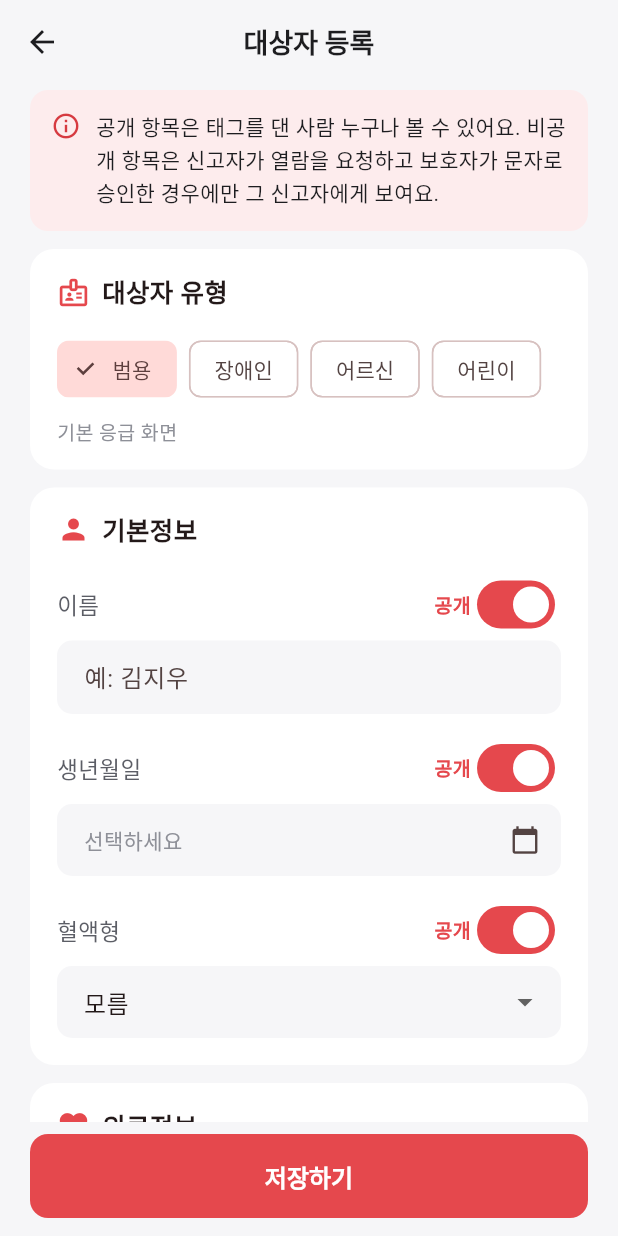
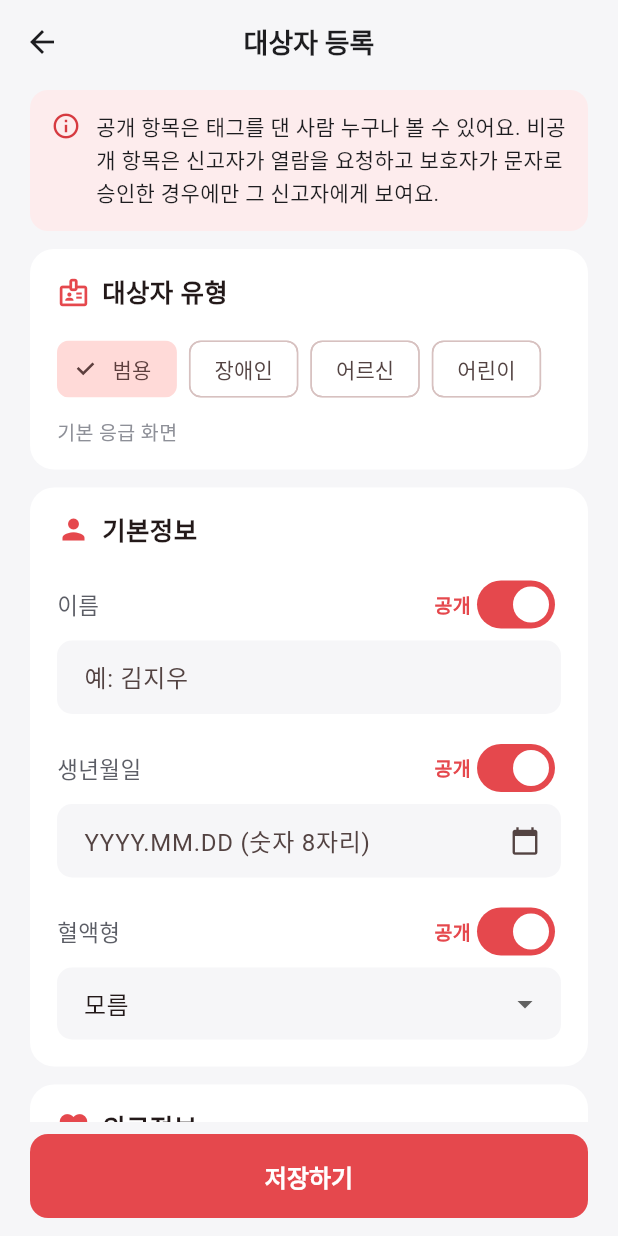
Before and after one commit to Rassel00/Tagme, a Flutter app: the PersonFormPage screen opened directly, on a phone screen of 412 x 824 dp. Run offline on Flutter 3.47's test engine with Material 3 defaults, Android fonts, the phone set to English and light mode, and no system bars; our stand-ins replace firebase_auth, firebase_core, google_sign_in; missing offline and left inert: nfc_manager; accounts and stored records are empty; network calls fail.

Commit message:
feat(app): 생년월일 직접 입력과 달력 아이콘 선택 지원
Co-Authored-By: Claude Opus 5.5 <noreply@anthropic.com>

```diff
--- a/app/lib/pages/person_form_page.dart
+++ b/app/lib/pages/person_form_page.dart
@@ -1,4 +1,5 @@
 import 'package:flutter/material.dart';
+import 'package:flutter/services.dart';
 
 import '../api/api_client.dart';
 import '../api/models.dart';
@@ -42,6 +43,8 @@ class _PersonFormPageState extends State<PersonFormPage> {
     ProfileField.communication: TextEditingController(text: _person.communication),
     ProfileField.careTips: TextEditingController(text: _person.careTips),
   };
+  /// 생년월일 직접 입력 칸 (YYYY.MM.DD). 달력으로 고르면 이 칸에 채운다 (11/18)
+  late final _birthDate = TextEditingController(text: _person.birthDate.replaceAll('-', '.'));
   bool _isSaving = false;
   bool _isDirty = false;
 
@@ -52,6 +55,7 @@ class _PersonFormPageState extends State<PersonFormPage> {
     for (final c in _controllers.values) {
       c.dispose();
     }
+    _birthDate.dispose();
     for (final d in _insurances) {
       d.dispose();
     }
@@ -87,21 +91,44 @@ class _PersonFormPageState extends State<PersonFormPage> {
     }
   }
 
+  /// 'YYYY.MM.DD' → 있는 날짜(1900년~오늘)면 DateTime, 아니면 null
+  static DateTime? _parseBirthDate(String text) {
+    final digits = text.replaceAll(RegExp(r'\D'), '');
+    if (digits.length != 8) return null;
+    final y = int.parse(digits.substring(0, 4));
+    final m = int.parse(digits.substring(4, 6));
+    final d = int.parse(digits.substring(6, 8));
+    final date = DateTime(y, m, d);
+    if (date.year != y || date.month != m || date.day != d) return null;
+    if (date.isBefore(DateTime(1900)) || date.isAfter(DateTime.now())) return null;
+    return date;
+  }
+
+  static String _isoDate(DateTime d) =>
+      '${d.year}-${d.month.toString().padLeft(2, '0')}-${d.day.toString().padLeft(2, '0')}';
+
+  void _onBirthDateChanged(String text) {
+    final date = _parseBirthDate(text);
+    setState(() {
+      // 다 입력하기 전이나 없는 날짜면 비워 두고, 저장할 때 검증 메시지를 보여준다
+      _person.birthDate = date == null ? '' : _isoDate(date);
+      _isDirty = true;
+    });
+  }
+
+  /// 달력 아이콘: 달력으로 고른 날짜를 입력 칸에 채운다
   Future<void> _pickBirthDate() async {
     final picked = await showDatePicker(
       context: context,
-      initialDate: DateTime.tryParse(_person.birthDate) ?? DateTime(2015, 1, 1),
+      initialDate: _parseBirthDate(_birthDate.text) ?? DateTime(2015, 1, 1),
       firstDate: DateTime(1900),
       lastDate: DateTime.now(),
-      initialEntryMode: DatePickerEntryMode.input,
+      initialEntryMode: DatePickerEntryMode.calendarOnly,
       helpText: '생년월일',
     );
     if (picked == null) return;
-    setState(() {
-      _person.birthDate =
-          '${picked.year}-${picked.month.toString().padLeft(2, '0')}-${picked.day.toString().padLeft(2, '0')}';
-      _isDirty = true;
-    });
+    _birthDate.text = _isoDate(picked).replaceAll('-', '.');
+    _onBirthDateChanged(_birthDate.text);
   }
 
   /// 유형을 바꾸면 그 유형의 추천 공개 범위로 바꾼다 (보험 공개 여부는 그대로)
@@ -315,16 +342,21 @@ class _PersonFormPageState extends State<PersonFormPage> {
                   ),
                   _field(
                     ProfileField.birthDate,
-                    InkWell(
-                      onTap: _pickBirthDate,
-                      borderRadius: BorderRadius.circular(10),
-                      child: InputDecorator(
-                        decoration: const InputDecoration(suffixIcon: Icon(Icons.calendar_today, size: 20)),
-                        child: Text(
-                          _person.birthDate.isEmpty
-                              ? '선택하세요'
-                              : '${_person.birthDate.replaceAll('-', '. ')}.${age == null ? '' : ' (만 $age세)'}',
-                          style: TextStyle(color: _person.birthDate.isEmpty ? AppColors.text3 : AppColors.text),
+                    TextFormField(
+                      controller: _birthDate,
+                      keyboardType: TextInputType.number,
+                      inputFormatters: [_BirthDateFormatter()],
+                      onChanged: _onBirthDateChanged,
+                      validator: (v) => (v ?? '').isEmpty || _parseBirthDate(v!) != null
+                          ? null
+                          : '생년월일을 YYYY.MM.DD 로 입력하세요 (예: 2015.03.14)',
+                      decoration: InputDecoration(
+                        hintText: 'YYYY.MM.DD (숫자 8자리)',
+                        helperText: age == null ? null : '만 $age세',
+                        suffixIcon: IconButton(
+                          tooltip: '달력에서 고르기',
+                          icon: const Icon(Icons.calendar_today, size: 20),
+                          onPressed: _pickBirthDate,
                         ),
                       ),
                     ),
@@ -464,3 +496,19 @@ class _InsuranceDraft {
     note.dispose();
   }
 }
+
+/// 숫자만 받아 'YYYY.MM.DD' 로 점을 넣는다 (최대 8자리)
+class _BirthDateFormatter extends TextInputFormatter {
+  @override
+  TextEditingValue formatEditUpdate(TextEditingValue oldValue, TextEditingValue newValue) {
+    var digits = newValue.text.replaceAll(RegExp(r'\D'), '');
+    if (digits.length > 8) digits = digits.substring(0, 8);
+    final buffer = StringBuffer();
+    for (var i = 0; i < digits.length; i++) {
+      if (i == 4 || i == 6) buffer.write('.');
+      buffer.write(digits[i]);
+    }
+    final text = buffer.toString();
+    return TextEditingValue(text: text, selection: TextSelection.collapsed(offset: text.length));
+  }
+}
```
